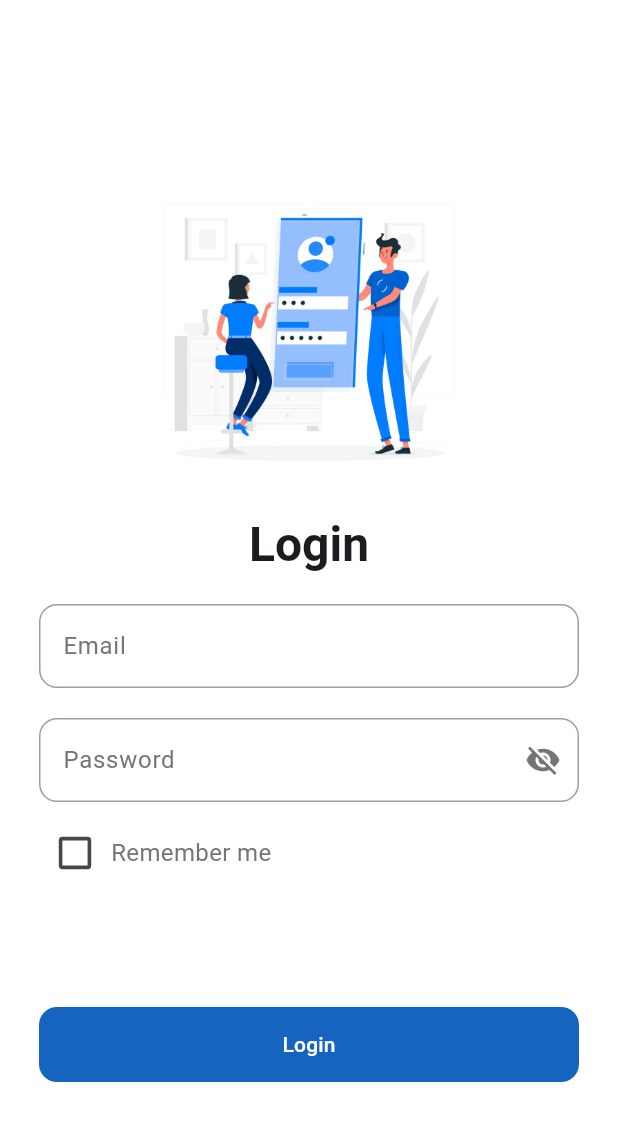
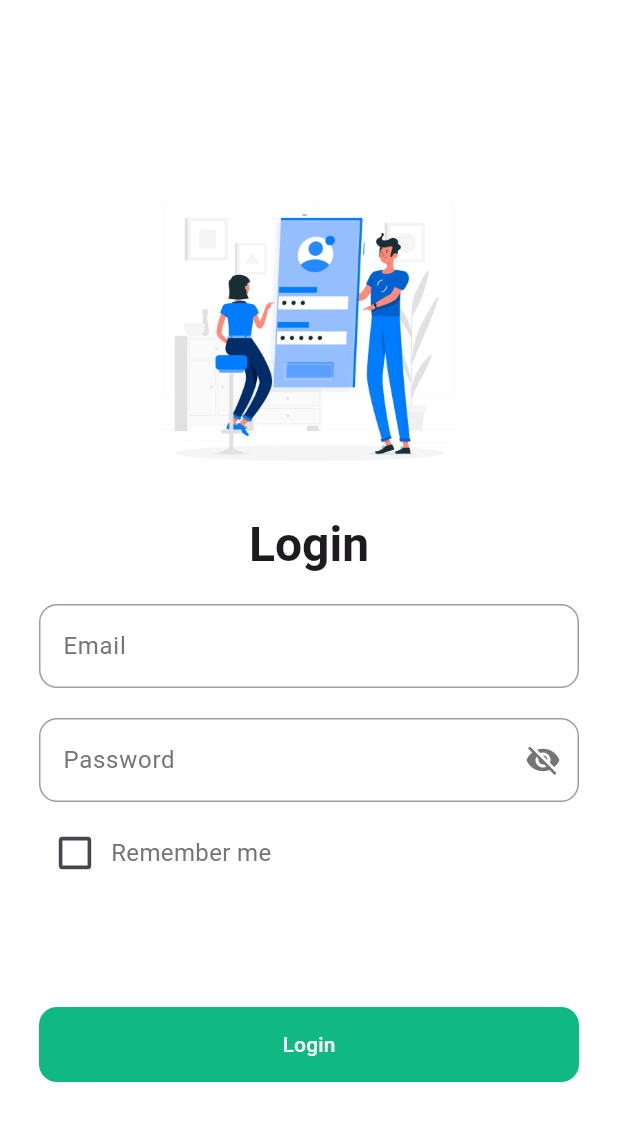
Before and after one commit to fridoustin/pantauApp, a Flutter app: the screen it shows after launch, on a phone screen of 412 x 824 dp. Shown: the top 1121 px of the screen. Run offline on Flutter 3.47's test engine with Material 3 defaults, Android fonts, the phone set to English and light mode, and no system bars; our stand-ins replace flutter_dotenv, flutter_riverpod, flutter_svg, google_fonts, supabase_flutter; accounts and stored records are empty.

Commit message:
style: use primary color for button background

```diff
--- a/lib/features/auth/presentation/screens/login_screen.dart
+++ b/lib/features/auth/presentation/screens/login_screen.dart
@@ -1,5 +1,6 @@
 import 'package:flutter/material.dart';
 import 'package:flutter_riverpod/flutter_riverpod.dart';
+import 'package:pantau_app/core/constant/colors.dart';
 import 'package:pantau_app/core/utils/dialog_utils.dart';
 import 'package:pantau_app/features/auth/presentation/providers/auth_providers.dart';
 
@@ -186,7 +187,7 @@ class _LoginScreenState extends ConsumerState<LoginScreen> {
                   child: FilledButton(
                     onPressed: login,
                     style: FilledButton.styleFrom(
-                      backgroundColor: Colors.blue[800],
+                      backgroundColor: AppColors.primaryColor,
                       foregroundColor: Colors.white,
                       shape: RoundedRectangleBorder(
                         borderRadius: BorderRadius.circular(12),
```
